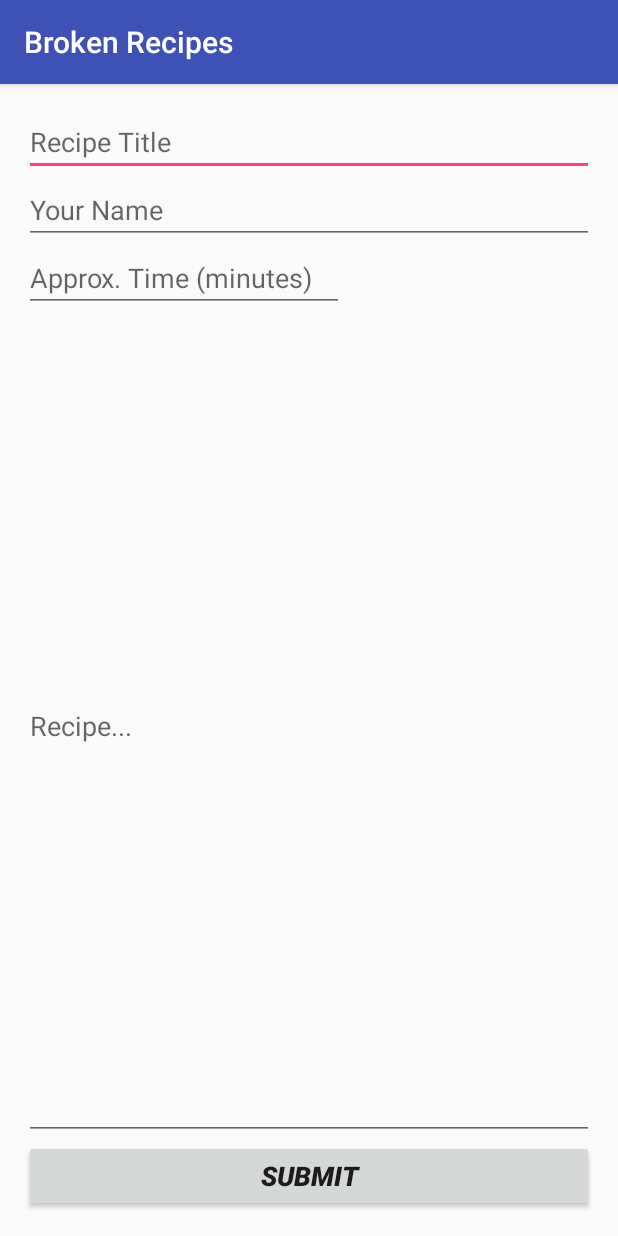
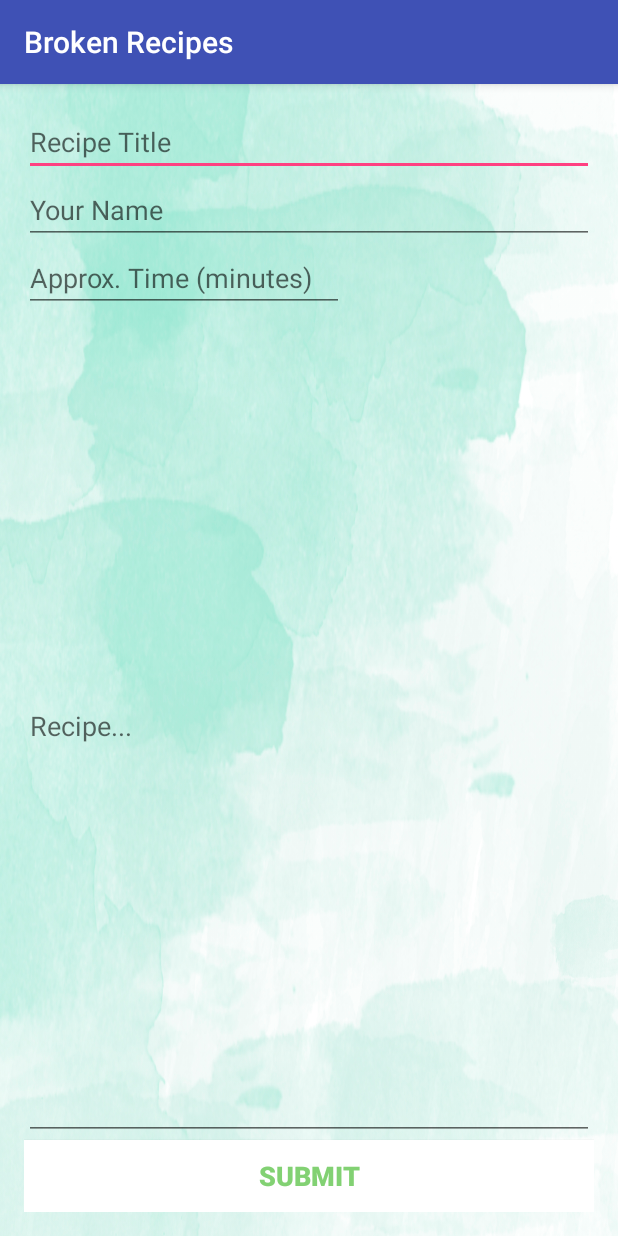
Before and after one commit to caguillon/BrokenRecipesApp, an Android app: the PostActivity screen opened directly, with no data from a screen before it, on a phone screen of 412 x 824 dp. Run offline under Robolectric (Android 15) with nearby library versions, the phone set to English and light mode, and no system bars; our stand-ins replace Firebase (no records; nobody signed in at launch, a user with empty details on screens opened directly).

Commit message:
everything has the same design

```diff
--- a/app/src/main/res/layout/activity_post.xml
+++ b/app/src/main/res/layout/activity_post.xml
@@ -7,7 +7,8 @@
     android:paddingLeft="@dimen/activity_horizontal_margin"
     android:paddingRight="@dimen/activity_horizontal_margin"
     android:paddingTop="@dimen/activity_vertical_margin"
-    tools:context="com.team.java.brokenrecipes.PostActivity">
+    tools:context="com.team.java.brokenrecipes.PostActivity"
+    android:background="@drawable/paint">
 
     <EditText
         android:layout_width="wrap_content"
@@ -63,9 +64,11 @@
         android:id="@+id/btnSubmitPost"
         android:layout_alignParentBottom="true"
         android:onClick="onClickBtnSubmitPost"
-        android:textStyle="normal|bold|italic"
         android:textIsSelectable="false"
-        android:textSize="18sp" />
+        android:textSize="18sp"
+        android:background="#FFFFFF"
+        android:textColor="#82D173"
+        android:textStyle="bold" />
     <!--gave me errors as well
     android:background="drawable/button_file"-->
 </RelativeLayout>
--- a/app/src/main/res/layout/activity_view_post.xml
+++ b/app/src/main/res/layout/activity_view_post.xml
@@ -7,7 +7,8 @@
     android:paddingLeft="@dimen/activity_horizontal_margin"
     android:paddingRight="@dimen/activity_horizontal_margin"
     android:paddingTop="@dimen/activity_vertical_margin"
-    tools:context="com.team.java.brokenrecipes.ViewPostActivity">
+    tools:context="com.team.java.brokenrecipes.ViewPostActivity"
+    android:background="@drawable/paint">
 
     <TextView
         android:layout_width="wrap_content"
```
